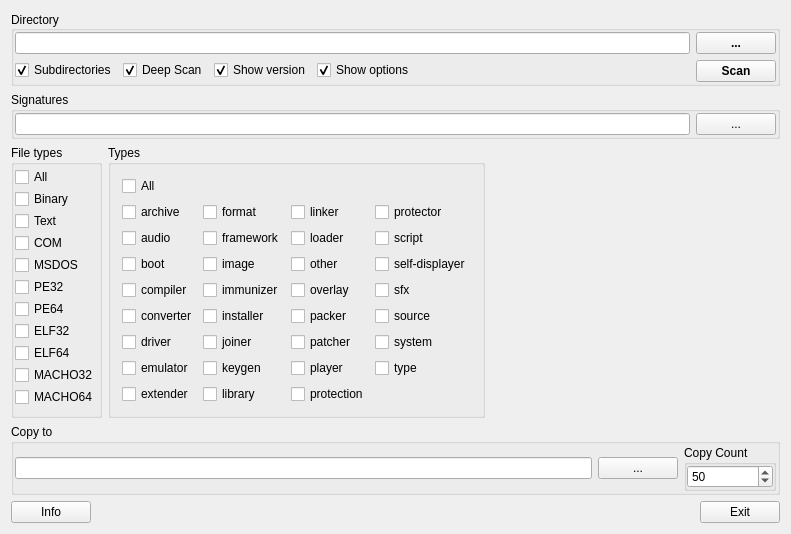
This is gui_source/guimainwindow.ui in horsicq/DIE-sort as Qt 5 draws it before an edit. The edited form follows.
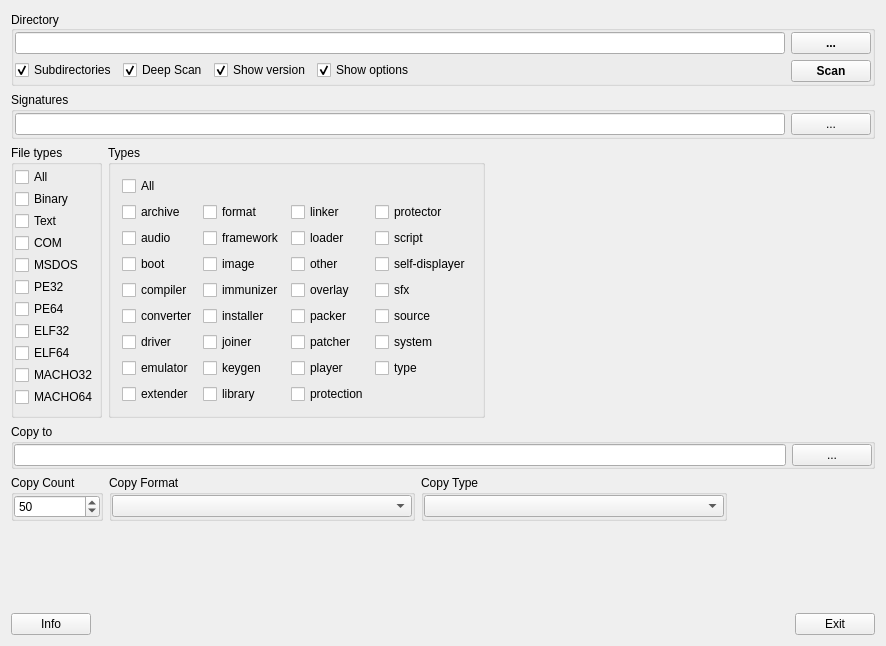
This is the edited form.

Diff of the .ui file:
```diff
--- a/gui_source/guimainwindow.ui
+++ b/gui_source/guimainwindow.ui
@@ -6,15 +6,15 @@
    <rect>
     <x>0</x>
     <y>0</y>
-    <width>791</width>
-    <height>496</height>
+    <width>886</width>
+    <height>646</height>
    </rect>
   </property>
   <property name="windowTitle">
    <string>GuiMainWindow</string>
   </property>
   <widget class="QWidget" name="centralWidget">
-   <layout class="QVBoxLayout" name="verticalLayout_4">
+   <layout class="QVBoxLayout" name="verticalLayout_5">
     <item>
      <widget class="QGroupBox" name="groupBoxDirectory">
       <property name="title">
@@ -524,21 +524,19 @@
       <property name="title">
        <string>Copy to</string>
       </property>
-      <layout class="QHBoxLayout" name="horizontalLayout_4">
-       <property name="leftMargin">
-        <number>1</number>
-       </property>
-       <property name="topMargin">
-        <number>1</number>
-       </property>
-       <property name="rightMargin">
-        <number>1</number>
-       </property>
-       <property name="bottomMargin">
-        <number>1</number>
-       </property>
-       <item>
         <layout class="QHBoxLayout" name="horizontalLayout_3">
+       <property name="leftMargin">
+        <number>0</number>
+       </property>
+       <property name="topMargin">
+        <number>0</number>
+       </property>
+       <property name="rightMargin">
+        <number>0</number>
+       </property>
+       <property name="bottomMargin">
+        <number>0</number>
+       </property>
          <item>
           <widget class="QLineEdit" name="lineEditOut"/>
          </item>
@@ -550,7 +548,10 @@
           </widget>
          </item>
         </layout>
-       </item>
+     </widget>
+    </item>
+    <item>
+     <layout class="QHBoxLayout" name="horizontalLayout_4">
        <item>
         <widget class="QGroupBox" name="groupBoxCopyCount">
          <property name="title">
@@ -585,8 +586,82 @@
          </layout>
         </widget>
        </item>
-      </layout>
-     </widget>
+      <item>
+       <widget class="QGroupBox" name="groupBoxCopyFormat">
+        <property name="title">
+         <string>Copy Format</string>
+        </property>
+        <layout class="QVBoxLayout" name="verticalLayout_4">
+         <property name="leftMargin">
+          <number>0</number>
+         </property>
+         <property name="topMargin">
+          <number>0</number>
+         </property>
+         <property name="rightMargin">
+          <number>0</number>
+         </property>
+         <property name="bottomMargin">
+          <number>0</number>
+         </property>
+         <item>
+          <widget class="QComboBox" name="comboBoxCopyFormat">
+           <property name="minimumSize">
+            <size>
+             <width>300</width>
+             <height>0</height>
+            </size>
+           </property>
+          </widget>
+         </item>
+        </layout>
+       </widget>
+      </item>
+      <item>
+       <widget class="QGroupBox" name="groupBoxCopyType">
+        <property name="title">
+         <string>Copy Type</string>
+        </property>
+        <layout class="QVBoxLayout" name="verticalLayout_6">
+         <property name="leftMargin">
+          <number>0</number>
+         </property>
+         <property name="topMargin">
+          <number>0</number>
+         </property>
+         <property name="rightMargin">
+          <number>0</number>
+         </property>
+         <property name="bottomMargin">
+          <number>0</number>
+         </property>
+         <item>
+          <widget class="QComboBox" name="comboBoxCopyType">
+           <property name="minimumSize">
+            <size>
+             <width>300</width>
+             <height>0</height>
+            </size>
+           </property>
+          </widget>
+         </item>
+        </layout>
+       </widget>
+      </item>
+      <item>
+       <spacer name="horizontalSpacer_4">
+        <property name="orientation">
+         <enum>Qt::Horizontal</enum>
+        </property>
+        <property name="sizeHint" stdset="0">
+         <size>
+          <width>40</width>
+          <height>20</height>
+         </size>
+        </property>
+       </spacer>
+      </item>
+     </layout>
     </item>
     <item>
      <spacer name="verticalSpacer">
```
Lines whose indentation alone changed are shown as unchanged.
